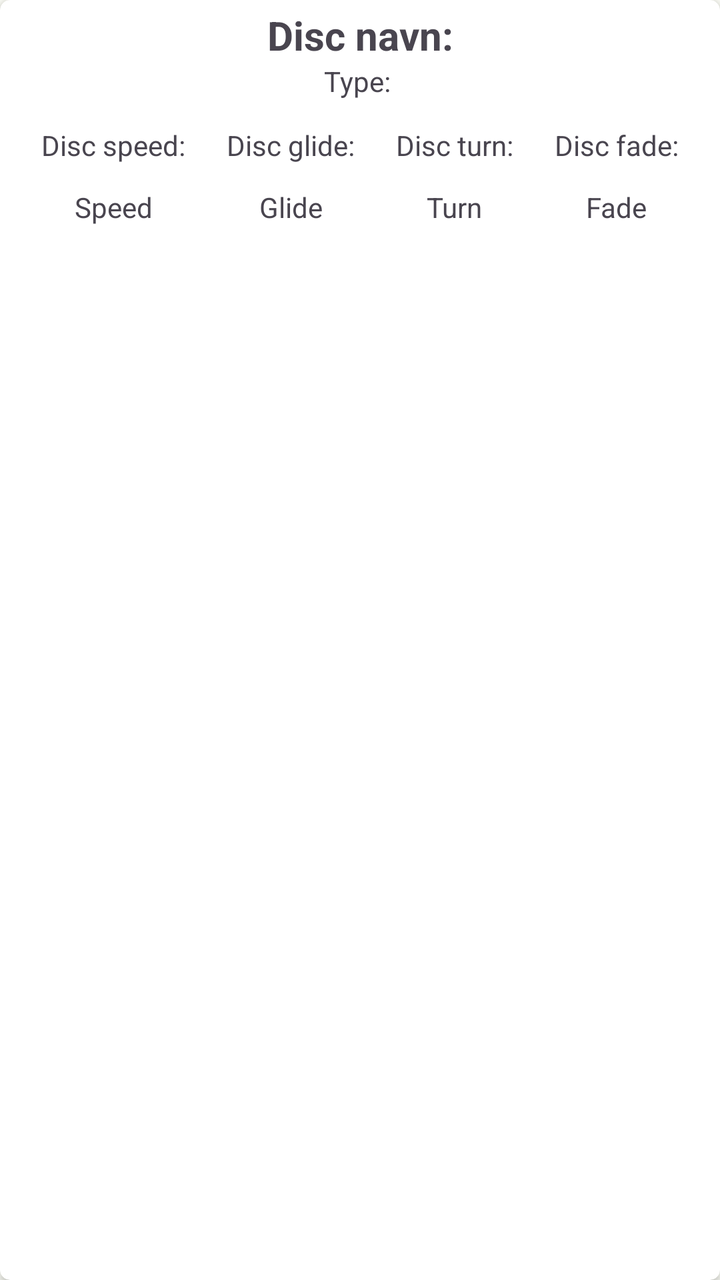
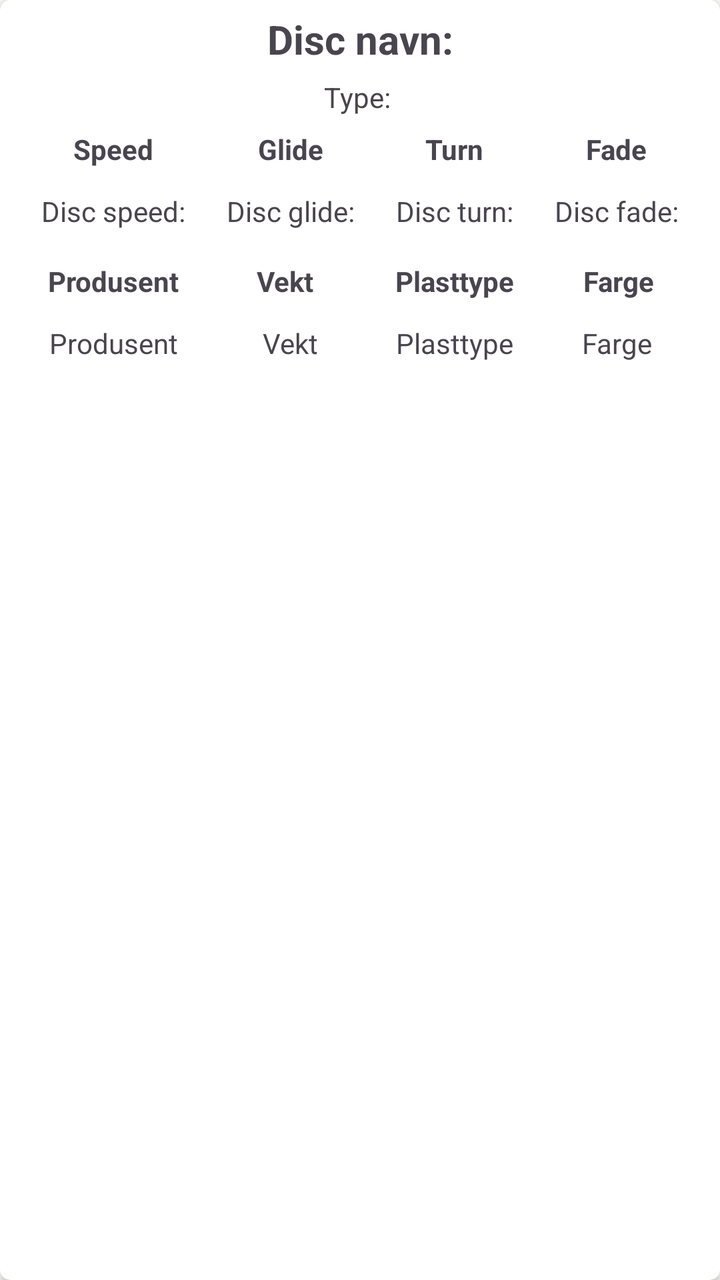

The first picture is an Android layout as it rendered before a commit; the second is the same layout after the commit. The layout source and the unified diff follow.
<!-- AndroidManifest.xml: application theme Theme.DiscgolfApp -->
<!-- res/layout/fragment_disc_list_item.xml -->
<?xml version="1.0" encoding="utf-8"?>
<androidx.cardview.widget.CardView xmlns:android="http://schemas.android.com/apk/res/android"
    xmlns:app="http://schemas.android.com/apk/res-auto"
    android:layout_width="match_parent"
    android:layout_height="wrap_content"
    android:layout_marginStart="20dp"
    android:layout_marginTop="0dp"
    android:layout_marginEnd="20dp"
    android:layout_marginBottom="15dp"
    app:cardCornerRadius="5dp">

    <androidx.constraintlayout.widget.ConstraintLayout
        android:layout_width="match_parent"
        android:layout_height="134dp">

        <TextView
            android:id="@+id/discNameTextView"
            android:layout_width="wrap_content"
            android:layout_height="wrap_content"
            android:text="@string/disc_name"
            android:textSize="20sp"
            android:textStyle="bold"
            app:layout_constraintBottom_toBottomOf="parent"
            app:layout_constraintEnd_toEndOf="parent"
            app:layout_constraintStart_toStartOf="parent"
            app:layout_constraintTop_toTopOf="parent"
            app:layout_constraintVertical_bias="0.037" />

        <TextView
            android:id="@+id/discTypeTextView"
            android:layout_width="wrap_content"
            android:layout_height="wrap_content"
            android:text="@string/disc_type"
            app:layout_constraintBottom_toTopOf="@+id/discSpeedTextView"
            app:layout_constraintEnd_toEndOf="@+id/discNameTextView"
            app:layout_constraintHorizontal_bias="0.475"
            app:layout_constraintStart_toStartOf="@+id/discNameTextView"
            app:layout_constraintTop_toBottomOf="@+id/discNameTextView"
            app:layout_constraintVertical_bias="0.0" />

        <TextView
            android:id="@+id/discSpeedTextView"
            android:layout_width="wrap_content"
            android:layout_height="wrap_content"
            android:layout_marginTop="32dp"
            android:text="@string/disc_speed"
            app:layout_constraintEnd_toStartOf="@+id/discGlideTextView"
            app:layout_constraintHorizontal_bias="0.5"
            app:layout_constraintStart_toStartOf="parent"
            app:layout_constraintTop_toBottomOf="@+id/discNameTextView" />

        <TextView
            android:id="@+id/discGlideTextView"
            android:layout_width="wrap_content"
            android:layout_height="wrap_content"
            android:text="@string/disc_glide"
            app:layout_constraintEnd_toStartOf="@+id/discTurnTextView"
            app:layout_constraintHorizontal_bias="0.5"
            app:layout_constraintStart_toEndOf="@+id/discSpeedTextView"
            app:layout_constraintTop_toTopOf="@+id/discSpeedTextView" />

        <TextView
            android:id="@+id/discTurnTextView"
            android:layout_width="wrap_content"
            android:layout_height="wrap_content"
            android:text="@string/disc_turn"
            app:layout_constraintEnd_toStartOf="@+id/discFadeTextView"
            app:layout_constraintHorizontal_bias="0.5"
            app:layout_constraintStart_toEndOf="@+id/discGlideTextView"
            app:layout_constraintTop_toTopOf="@+id/discGlideTextView" />

        <TextView
            android:id="@+id/discFadeTextView"
            android:layout_width="wrap_content"
            android:layout_height="wrap_content"
            android:text="@string/disc_fade"
            app:layout_constraintEnd_toEndOf="parent"
            app:layout_constraintHorizontal_bias="0.5"
            app:layout_constraintStart_toEndOf="@+id/discTurnTextView"
            app:layout_constraintTop_toTopOf="@+id/discTurnTextView" />

        <TextView
            android:id="@+id/textView2"
            android:layout_width="wrap_content"
            android:layout_height="wrap_content"
            android:text="@string/speed"
            app:layout_constraintEnd_toEndOf="@+id/discSpeedTextView"
            app:layout_constraintHorizontal_bias="0.5"
            app:layout_constraintStart_toStartOf="@+id/discSpeedTextView"
            app:layout_constraintTop_toTopOf="@+id/textView3" />

        <TextView
            android:id="@+id/textView9"
            android:layout_width="wrap_content"
            android:layout_height="wrap_content"
            android:text="@string/turn"
            app:layout_constraintEnd_toEndOf="@+id/discTurnTextView"
            app:layout_constraintHorizontal_bias="0.5"
            app:layout_constraintStart_toStartOf="@+id/discTurnTextView"
            app:layout_constraintTop_toTopOf="@+id/textView10" />

        <TextView
            android:id="@+id/textView10"
            android:layout_width="wrap_content"
            android:layout_height="wrap_content"
            android:layout_marginTop="12dp"
            android:text="@string/fade"
            app:layout_constraintEnd_toEndOf="@+id/discFadeTextView"
            app:layout_constraintHorizontal_bias="0.5"
            app:layout_constraintStart_toStartOf="@+id/discFadeTextView"
            app:layout_constraintTop_toBottomOf="@+id/discFadeTextView" />

        <TextView
            android:id="@+id/textView3"
            android:layout_width="wrap_content"
            android:layout_height="wrap_content"
            android:text="@string/glide"
            app:layout_constraintEnd_toEndOf="@+id/discGlideTextView"
            app:layout_constraintHorizontal_bias="0.5"
            app:layout_constraintStart_toStartOf="@+id/discGlideTextView"
            app:layout_constraintTop_toTopOf="@+id/textView9" />


        


    </androidx.constraintlayout.widget.ConstraintLayout>
</androidx.cardview.widget.CardView>
<!-- resources referenced by this layout -->
<resources>
  <string name="disc_fade">Disc fade:</string>
  <string name="disc_glide">Disc glide:</string>
  <string name="disc_name">Disc navn:</string>
  <string name="disc_speed">Disc speed:</string>
  <string name="disc_turn">Disc turn:</string>
  <string name="disc_type">Type:</string>
  <string name="fade">Fade</string>
  <string name="glide">Glide</string>
  <string name="speed">Speed</string>
  <string name="turn">Turn</string>
  <color name="md_theme_light_primary">#266C2B</color>
  <color name="md_theme_light_onPrimary">#FFFFFF</color>
  <color name="md_theme_light_primaryContainer">#AAF5A4</color>
  <color name="md_theme_light_onPrimaryContainer">#002204</color>
  <color name="md_theme_light_secondary">#52634F</color>
  <color name="md_theme_light_onSecondary">#FFFFFF</color>
  <color name="md_theme_light_secondaryContainer">#D5E8CF</color>
  <color name="md_theme_light_onSecondaryContainer">#101F10</color>
  <color name="md_theme_light_tertiary">#38656A</color>
  <color name="md_theme_light_onTertiary">#FFFFFF</color>
  <color name="md_theme_light_tertiaryContainer">#BCEBF1</color>
  <color name="md_theme_light_onTertiaryContainer">#001F23</color>
  <color name="md_theme_light_error">#BA1A1A</color>
  <color name="md_theme_light_errorContainer">#FFDAD6</color>
  <color name="md_theme_light_onError">#FFFFFF</color>
  <color name="md_theme_light_onErrorContainer">#410002</color>
  <color name="md_theme_light_background">#FCFDF6</color>
  <color name="md_theme_light_onBackground">#1A1C19</color>
  <color name="md_theme_light_surface">#FCFDF6</color>
  <color name="md_theme_light_onSurface">#1A1C19</color>
  <color name="md_theme_light_surfaceVariant">#DEE5D8</color>
  <color name="md_theme_light_onSurfaceVariant">#424940</color>
  <color name="md_theme_light_outline">#72796F</color>
  <color name="md_theme_light_inverseOnSurface">#F0F1EB</color>
  <color name="md_theme_light_inverseSurface">#2F312D</color>
  <color name="md_theme_light_inversePrimary">#8FD88A</color>
  <!-- unchanged entries left out for length: 1 -->
</resources>

<!-- the commit's change to res/layout/fragment_disc_list_item.xml (unified diff, before → after) -->
@@ -1,6 +1,7 @@
 <?xml version="1.0" encoding="utf-8"?>
 <androidx.cardview.widget.CardView xmlns:android="http://schemas.android.com/apk/res/android"
     xmlns:app="http://schemas.android.com/apk/res-auto"
+    xmlns:tools="http://schemas.android.com/tools"
     android:layout_width="match_parent"
     android:layout_height="wrap_content"
     android:layout_marginStart="20dp"
@@ -11,7 +12,7 @@
 
     <androidx.constraintlayout.widget.ConstraintLayout
         android:layout_width="match_parent"
-        android:layout_height="134dp">
+        android:layout_height="192dp">
 
         <TextView
             android:id="@+id/discNameTextView"
@@ -30,6 +31,7 @@
             android:id="@+id/discTypeTextView"
             android:layout_width="wrap_content"
             android:layout_height="wrap_content"
+            android:layout_marginTop="6dp"
             android:text="@string/disc_type"
             app:layout_constraintBottom_toTopOf="@+id/discSpeedTextView"
             app:layout_constraintEnd_toEndOf="@+id/discNameTextView"
@@ -42,12 +44,12 @@
             android:id="@+id/discSpeedTextView"
             android:layout_width="wrap_content"
             android:layout_height="wrap_content"
-            android:layout_marginTop="32dp"
+            android:layout_marginTop="12dp"
             android:text="@string/disc_speed"
             app:layout_constraintEnd_toStartOf="@+id/discGlideTextView"
             app:layout_constraintHorizontal_bias="0.5"
             app:layout_constraintStart_toStartOf="parent"
-            app:layout_constraintTop_toBottomOf="@+id/discNameTextView" />
+            app:layout_constraintTop_toBottomOf="@+id/textView2" />
 
         <TextView
             android:id="@+id/discGlideTextView"
@@ -83,42 +85,122 @@
             android:id="@+id/textView2"
             android:layout_width="wrap_content"
             android:layout_height="wrap_content"
+            android:layout_marginTop="32dp"
             android:text="@string/speed"
+            android:textStyle="bold"
             app:layout_constraintEnd_toEndOf="@+id/discSpeedTextView"
-            app:layout_constraintHorizontal_bias="0.5"
             app:layout_constraintStart_toStartOf="@+id/discSpeedTextView"
+            app:layout_constraintTop_toBottomOf="@+id/discNameTextView" />
+
+        <TextView
+            android:id="@+id/textView9"
+            android:layout_width="wrap_content"
+            android:layout_height="wrap_content"
+            android:text="@string/turn"
+            android:textStyle="bold"
+            app:layout_constraintEnd_toEndOf="@+id/discTurnTextView"
+            app:layout_constraintStart_toStartOf="@+id/discTurnTextView"
             app:layout_constraintTop_toTopOf="@+id/textView3" />
 
         <TextView
-            android:id="@+id/textView9"
-            android:layout_width="wrap_content"
-            android:layout_height="wrap_content"
-            android:text="@string/turn"
+            android:id="@+id/textView10"
+            android:layout_width="wrap_content"
+            android:layout_height="wrap_content"
+            android:text="@string/fade"
+            android:textStyle="bold"
+            app:layout_constraintEnd_toEndOf="@+id/discFadeTextView"
+            app:layout_constraintStart_toStartOf="@+id/discFadeTextView"
+            app:layout_constraintTop_toTopOf="@+id/textView9" />
+
+        <TextView
+            android:id="@+id/textView3"
+            android:layout_width="wrap_content"
+            android:layout_height="wrap_content"
+            android:text="@string/glide"
+            android:textStyle="bold"
+            app:layout_constraintEnd_toEndOf="@+id/discGlideTextView"
+            app:layout_constraintStart_toStartOf="@+id/discGlideTextView"
+            app:layout_constraintTop_toTopOf="@+id/textView2" />
+
+        <TextView
+            android:id="@+id/manufacturerTextView"
+            android:layout_width="wrap_content"
+            android:layout_height="wrap_content"
+            android:layout_marginTop="16dp"
+            android:text="@string/disc_manufacture"
+            android:textStyle="bold"
+            app:layout_constraintEnd_toEndOf="@+id/discSpeedTextView"
+            app:layout_constraintStart_toStartOf="@+id/discSpeedTextView"
+            app:layout_constraintTop_toBottomOf="@+id/discSpeedTextView" />
+
+        <TextView
+            android:id="@+id/weightTextView"
+            android:layout_width="wrap_content"
+            android:layout_height="wrap_content"
+            android:text="@string/disc_weight"
+            android:textStyle="bold"
+            app:layout_constraintEnd_toEndOf="@+id/discGlideTextView"
+            app:layout_constraintHorizontal_bias="0.428"
+            app:layout_constraintStart_toStartOf="@+id/discGlideTextView"
+            app:layout_constraintTop_toTopOf="@+id/manufacturerTextView" />
+
+        <TextView
+            android:id="@+id/plasticTextView"
+            android:layout_width="wrap_content"
+            android:layout_height="wrap_content"
+            android:text="@string/disc_plastic"
+            android:textStyle="bold"
             app:layout_constraintEnd_toEndOf="@+id/discTurnTextView"
-            app:layout_constraintHorizontal_bias="0.5"
             app:layout_constraintStart_toStartOf="@+id/discTurnTextView"
-            app:layout_constraintTop_toTopOf="@+id/textView10" />
-
-        <TextView
-            android:id="@+id/textView10"
+            app:layout_constraintTop_toTopOf="@+id/weightTextView" />
+
+        <TextView
+            android:id="@+id/colorTextView"
+            android:layout_width="wrap_content"
+            android:layout_height="wrap_content"
+            android:text="@string/disc_color"
+            android:textStyle="bold"
+            app:layout_constraintEnd_toEndOf="@+id/discFadeTextView"
+            app:layout_constraintHorizontal_bias="0.538"
+            app:layout_constraintStart_toStartOf="@+id/discFadeTextView"
+            app:layout_constraintTop_toTopOf="@+id/plasticTextView" />
+
+        <TextView
+            android:id="@+id/discManufactureTextView"
             android:layout_width="wrap_content"
             android:layout_height="wrap_content"
             android:layout_marginTop="12dp"
-            android:text="@string/fade"
+            android:text="@string/disc_manufacture"
+            app:layout_constraintEnd_toEndOf="@+id/discSpeedTextView"
+            app:layout_constraintStart_toStartOf="@+id/discSpeedTextView"
+            app:layout_constraintTop_toBottomOf="@+id/manufacturerTextView" />
+
+        <TextView
+            android:id="@+id/discWeightTextView"
+            android:layout_width="wrap_content"
+            android:layout_height="wrap_content"
+            android:text="@string/disc_weight"
+            app:layout_constraintEnd_toEndOf="@+id/discGlideTextView"
+            app:layout_constraintStart_toStartOf="@+id/discGlideTextView"
+            app:layout_constraintTop_toTopOf="@+id/discManufactureTextView" />
+
+        <TextView
+            android:id="@+id/discPlasticTextView"
+            android:layout_width="wrap_content"
+            android:layout_height="wrap_content"
+            android:text="@string/disc_plastic"
+            app:layout_constraintEnd_toEndOf="@+id/discTurnTextView"
+            app:layout_constraintStart_toStartOf="@+id/discTurnTextView"
+            app:layout_constraintTop_toTopOf="@+id/discWeightTextView" />
+
+        <TextView
+            android:id="@+id/discColorTextView"
+            android:layout_width="wrap_content"
+            android:layout_height="wrap_content"
+            android:text="@string/disc_color"
             app:layout_constraintEnd_toEndOf="@+id/discFadeTextView"
-            app:layout_constraintHorizontal_bias="0.5"
             app:layout_constraintStart_toStartOf="@+id/discFadeTextView"
-            app:layout_constraintTop_toBottomOf="@+id/discFadeTextView" />
-
-        <TextView
-            android:id="@+id/textView3"
-            android:layout_width="wrap_content"
-            android:layout_height="wrap_content"
-            android:text="@string/glide"
-            app:layout_constraintEnd_toEndOf="@+id/discGlideTextView"
-            app:layout_constraintHorizontal_bias="0.5"
-            app:layout_constraintStart_toStartOf="@+id/discGlideTextView"
-            app:layout_constraintTop_toTopOf="@+id/textView9" />
+            app:layout_constraintTop_toTopOf="@+id/discPlasticTextView" />
 
 
         
<!-- resource entries referenced after the edit -->
@@ -1,11 +1,15 @@
 <!-- resources referenced by this layout -->
 <resources>
+  <string name="disc_color">Farge</string>
   <string name="disc_fade">Disc fade:</string>
   <string name="disc_glide">Disc glide:</string>
+  <string name="disc_manufacture">Produsent</string>
   <string name="disc_name">Disc navn:</string>
+  <string name="disc_plastic">Plasttype</string>
   <string name="disc_speed">Disc speed:</string>
   <string name="disc_turn">Disc turn:</string>
   <string name="disc_type">Type:</string>
+  <string name="disc_weight">Vekt</string>
   <string name="fade">Fade</string>
   <string name="glide">Glide</string>
   <string name="speed">Speed</string>
